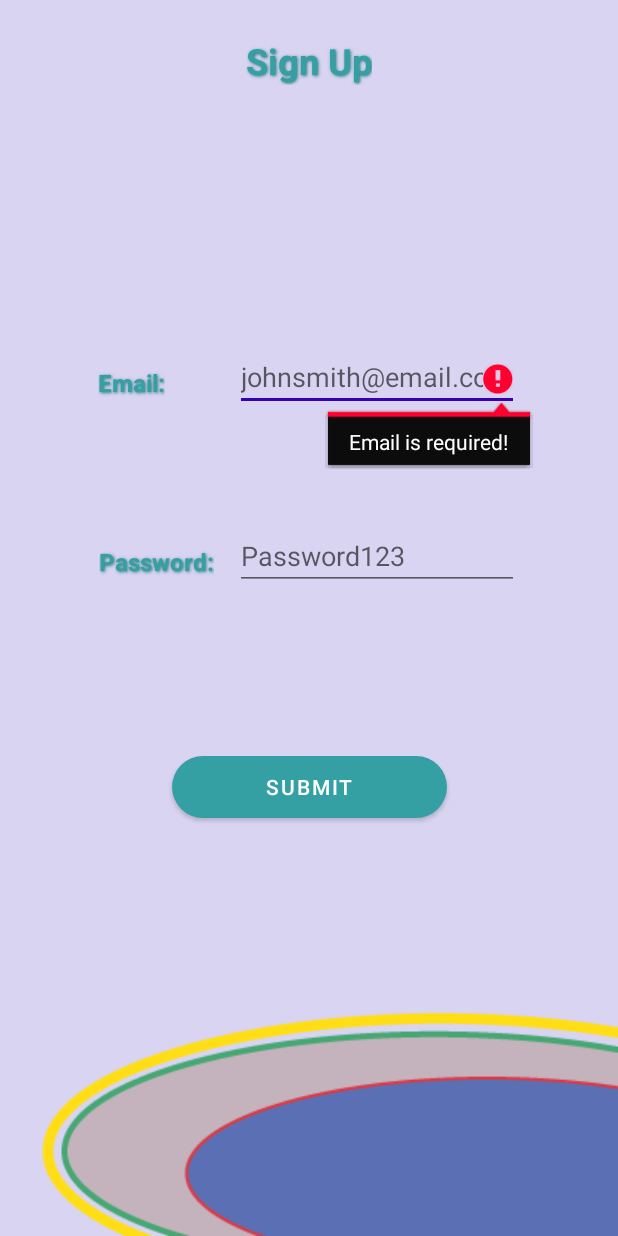
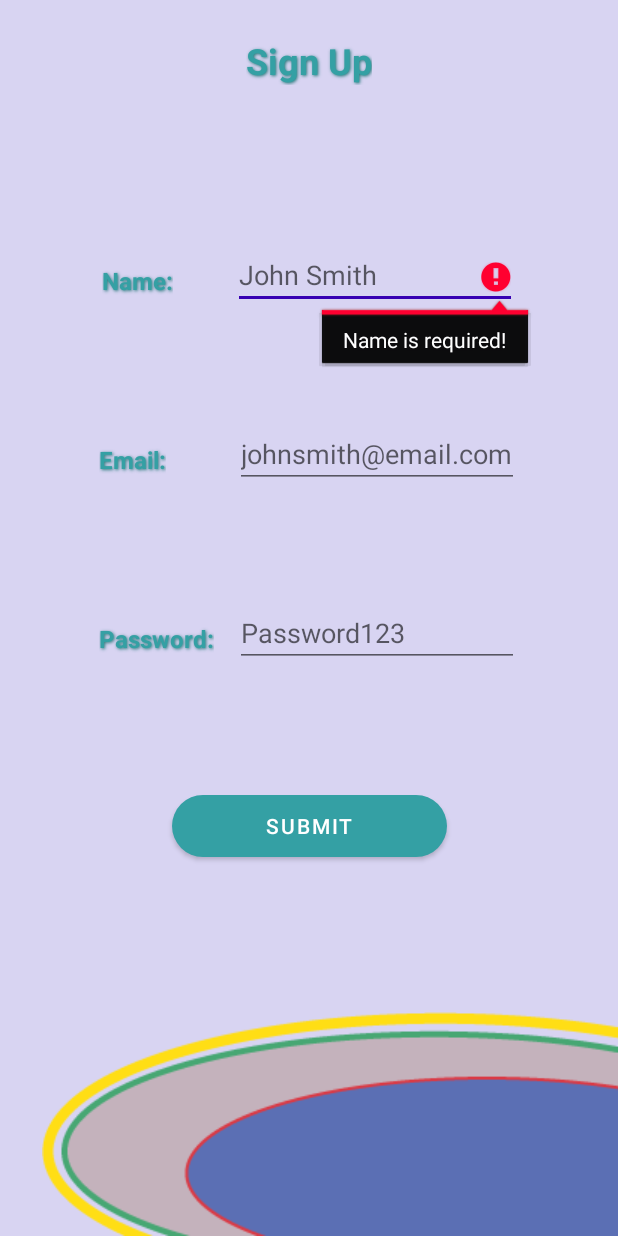
Before and after one commit to namiSunflower/HomeSchoolPlanner, an Android app: the SignUpScreen screen opened directly, with no data from a screen before it, after a tap on "SUBMIT", on a phone screen of 412 x 824 dp. Run offline under Robolectric (Android 15) with nearby library versions, the phone set to English and light mode, and no system bars; our stand-ins replace Firebase (no records; nobody signed in at launch, a user with empty details on screens opened directly).

Commit message:
Added name input box for parent and name variable to signup screens (add child&signup for parents)

```diff
--- a/app/src/main/java/com/example/homeschoolplanner/SignUpScreen.java
+++ b/app/src/main/java/com/example/homeschoolplanner/SignUpScreen.java
@@ -18,7 +18,7 @@ import com.google.firebase.database.FirebaseDatabase;
 import com.google.firebase.database.annotations.NotNull;
 
 public class SignUpScreen extends AppCompatActivity {
-    private EditText editTextEmail, editTextPassword, editTextUserName;
+    private EditText editTextEmail, editTextPassword, editTextName;
     private String email, password, userId, userName;
     private FirebaseDatabase firebaseDatabase;
     @Override
@@ -27,16 +27,20 @@ public class SignUpScreen extends AppCompatActivity {
         setContentView(R.layout.activity_sign_up_screen);
         editTextEmail = (EditText)findViewById(R.id.emailSignup);
         editTextPassword = (EditText)findViewById(R.id.passWordSignup);
-        //FRANCIS CAN YOU ADD THIS TO THE SCREEN?
-        editTextUserName = null; //(EditText)findViewById(R.id.UserNameSignup)
+        editTextName = (EditText)findViewById(R.id.parentName);
         firebaseDatabase = FirebaseDatabase.getInstance();
 
     }
     public void signUp(View view){
         email = editTextEmail.getText().toString();
         password= editTextPassword.getText().toString();
-        //FRANCIS, PLEASE UNCOMMENT THIS LINE OF CODE AFTER YOU ADD USERNAME
-        //userName = editTextUserName.getText().toString();
+        userName = editTextName.getText().toString();
+
+        if (userName.isEmpty()){
+            editTextName.setError("Name is required!");
+            editTextName.requestFocus();
+            return;
+        }
         if (email.isEmpty()){
             editTextEmail.setError("Email is required!");
             editTextEmail.requestFocus();
@@ -64,8 +68,7 @@ public class SignUpScreen extends AppCompatActivity {
             public void onComplete(@NonNull Task<AuthResult> task) {
                 if (task.isSuccessful()){
                     userId = task.getResult().getUser().getUid();
-                    //FRANCIS, PLEASE CONVERT "userName" to userName AFTER YOU MAKE YOUR CHANGES
-                    User user = new User(userId,true,password,email, "userName");
+                    User user = new User(userId,true,password,email,userName);
 
                     firebaseDatabase.getReference().child(userId).setValue(user);
                     Toast.makeText(SignUpScreen.this, "User successfully created!", Toast.LENGTH_LONG).show();
--- a/app/src/main/res/layout/activity_add_child.xml
+++ b/app/src/main/res/layout/activity_add_child.xml
@@ -38,7 +38,7 @@
         android:hint="marywarren@email.com"
         app:layout_constraintEnd_toEndOf="parent"
         app:layout_constraintStart_toEndOf="@+id/usernameSignupText7"
-        app:layout_constraintTop_toBottomOf="@+id/usernameSignup2" />
+        app:layout_constraintTop_toBottomOf="@+id/childName" />
 
     <TextView
         android:id="@+id/usernameSignupText7"
@@ -134,7 +134,7 @@
         app:layout_constraintTop_toBottomOf="@+id/addSubject" />
 
     <EditText
-        android:id="@+id/usernameSignup2"
+        android:id="@+id/childName"
         android:layout_width="189dp"
         android:layout_height="42dp"
         android:layout_marginStart="20dp"
--- a/app/src/main/res/layout/activity_sign_up_screen.xml
+++ b/app/src/main/res/layout/activity_sign_up_screen.xml
@@ -30,13 +30,14 @@
         android:id="@+id/passWordSignup"
         android:layout_width="189dp"
         android:layout_height="42dp"
+        android:layout_marginTop="77dp"
         android:layout_marginEnd="66dp"
         android:layout_marginRight="66dp"
         android:ems="10"
-        android:inputType="textPersonName"
         android:hint="Password123"
-        app:layout_constraintBaseline_toBaselineOf="@+id/passwordSignupText"
-        app:layout_constraintEnd_toEndOf="parent" />
+        android:inputType="textPassword"
+        app:layout_constraintEnd_toEndOf="parent"
+        app:layout_constraintTop_toBottomOf="@+id/emailSignup" />
 
     <TextView
         android:id="@+id/passwordSignupText"
@@ -66,10 +67,26 @@
         android:layout_marginEnd="66dp"
         android:layout_marginRight="66dp"
         android:ems="10"
+        android:hint="johnsmith@email.com"
         android:inputType="textEmailAddress"
-        android:hint="johnsmith@email.com"
         app:layout_constraintBaseline_toBaselineOf="@+id/usernameSignupText"
         app:layout_constraintEnd_toEndOf="parent" />
+
+    <EditText
+        android:id="@+id/parentName"
+        android:layout_width="189dp"
+        android:layout_height="42dp"
+        android:layout_marginStart="40dp"
+        android:layout_marginLeft="40dp"
+        android:layout_marginEnd="65dp"
+        android:layout_marginRight="65dp"
+        android:ems="10"
+        android:hint="John Smith"
+        android:inputType="textEmailAddress"
+        app:layout_constraintBaseline_toBaselineOf="@+id/usernameSignupText8"
+        app:layout_constraintEnd_toEndOf="parent"
+        app:layout_constraintHorizontal_bias="0.0"
+        app:layout_constraintStart_toEndOf="@+id/usernameSignupText8" />
 
     <TextView
         android:id="@+id/usernameSignupText"
@@ -77,7 +94,7 @@
         android:layout_height="wrap_content"
         android:layout_marginStart="65dp"
         android:layout_marginLeft="65dp"
-        android:layout_marginTop="244dp"
+        android:layout_marginTop="97dp"
         android:layout_marginEnd="14dp"
         android:layout_marginRight="14dp"
         android:shadowColor="#287A7B"
@@ -89,7 +106,29 @@
         android:textSize="16sp"
         android:textStyle="bold"
         app:layout_constraintEnd_toStartOf="@+id/emailSignup"
-        app:layout_constraintHorizontal_bias="0.0"
+        app:layout_constraintHorizontal_bias="0.03"
+        app:layout_constraintStart_toStartOf="parent"
+        app:layout_constraintTop_toBottomOf="@+id/usernameSignupText8" />
+
+    <TextView
+        android:id="@+id/usernameSignupText8"
+        android:layout_width="wrap_content"
+        android:layout_height="wrap_content"
+        android:layout_marginStart="65dp"
+        android:layout_marginLeft="65dp"
+        android:layout_marginTop="176dp"
+        android:layout_marginEnd="14dp"
+        android:layout_marginRight="14dp"
+        android:shadowColor="#287A7B"
+        android:shadowDx="1"
+        android:shadowDy="1"
+        android:shadowRadius="2"
+        android:text="Name:"
+        android:textColor="#34A0A4"
+        android:textSize="16sp"
+        android:textStyle="bold"
+        app:layout_constraintEnd_toStartOf="@+id/emailSignup"
+        app:layout_constraintHorizontal_bias="0.096"
         app:layout_constraintStart_toStartOf="parent"
         app:layout_constraintTop_toTopOf="parent" />
 
```
Also changed, not shown: app/src/main/java/com/example/homeschoolplanner/AddChild.java (+9 -5 lines), app/src/main/java/com/example/homeschoolplanner/User.java (+5 -5 lines).
